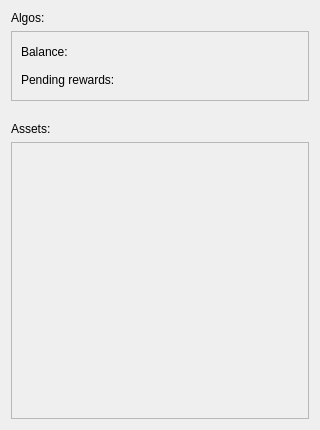
Qt form Interfaces/Main/Address/Ui_BalanceWindow.ui (CiottiGiorgio/Algorand-Wallet-Manager) before a commit.
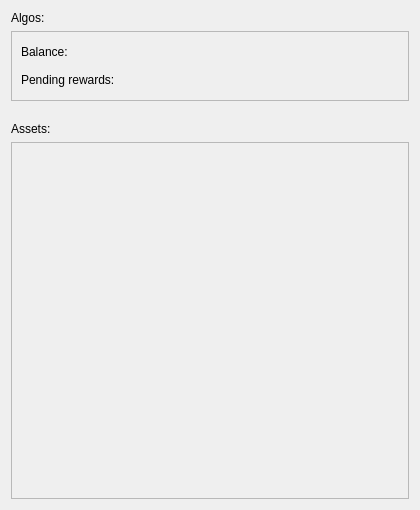
The same form after that commit.

The edit to the form file:
```diff
--- a/Interfaces/Main/Address/Ui_BalanceWindow.ui
+++ b/Interfaces/Main/Address/Ui_BalanceWindow.ui
@@ -6,20 +6,20 @@
    <rect>
     <x>0</x>
     <y>0</y>
-    <width>320</width>
-    <height>430</height>
+    <width>420</width>
+    <height>510</height>
    </rect>
   </property>
   <property name="minimumSize">
    <size>
-    <width>320</width>
-    <height>430</height>
+    <width>420</width>
+    <height>510</height>
    </size>
   </property>
   <property name="maximumSize">
    <size>
-    <width>320</width>
-    <height>430</height>
+    <width>420</width>
+    <height>510</height>
    </size>
   </property>
   <property name="windowTitle">
@@ -43,7 +43,7 @@
        <rect>
         <x>0</x>
         <y>0</y>
-        <width>300</width>
+        <width>400</width>
         <height>69</height>
        </rect>
       </property>
@@ -122,8 +122,8 @@
        <rect>
         <x>0</x>
         <y>0</y>
-        <width>300</width>
-        <height>274</height>
+        <width>400</width>
+        <height>354</height>
        </rect>
       </property>
       <layout class="QVBoxLayout" name="verticalLayout_assets"/>
```
